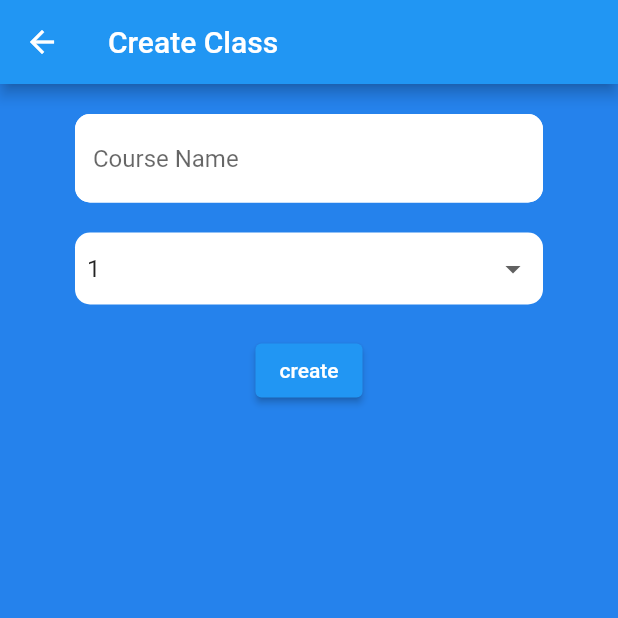
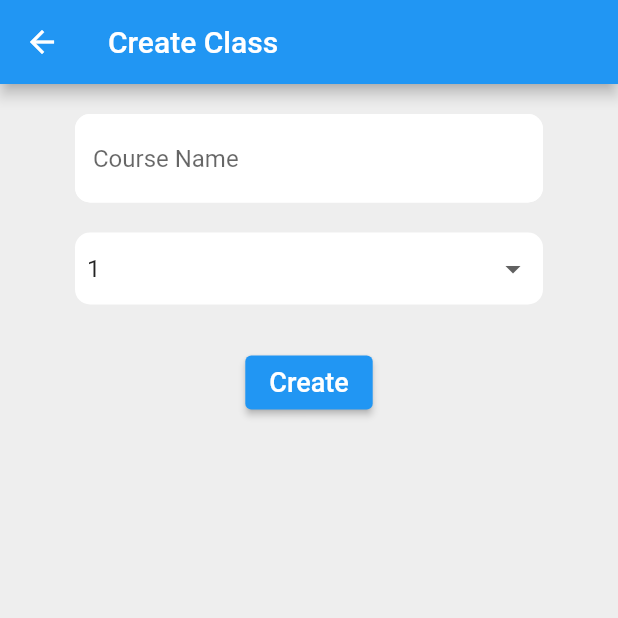
Before and after one commit to kunaldiwakar31/attendence-app, a Flutter app: the CreateClass screen opened directly, on a phone screen of 412 x 824 dp, the top half of it. Run offline on Flutter 3.47's test engine with Material 2 defaults, Android fonts, the light colour scheme and no system bars; our stand-ins replace cloud_firestore, firebase_auth, firebase_core; accounts and stored records are empty.

Commit message:
Modified Create Class

```diff
--- a/lib/createClass.dart
+++ b/lib/createClass.dart
@@ -2,6 +2,7 @@
 
 import 'package:flutter/material.dart';
 import 'DatabaseService.dart';
+import 'package:flutter/services.dart';
 
 class CreateClass extends StatefulWidget {
   final uid;
@@ -13,10 +14,11 @@ class CreateClass extends StatefulWidget {
 
 class _CreateClassState extends State<CreateClass> {
   final _formKey = GlobalKey<FormState>();
-  String course_name = "";
-  String semester = "1";
+  String course_name = '';
+  String semester = '1';
   String name = '';
   final semesters = ["1", "2", "3", "4", "5", "6", "7", "8"];
+  String uid = '';
 
   @override
   Widget build(BuildContext context) {
@@ -24,7 +26,7 @@ class _CreateClassState extends State<CreateClass> {
       appBar: AppBar(
         title: const Text("Create Class"),
       ),
-      backgroundColor: const Color.fromARGB(255, 37, 130, 236),
+      backgroundColor: Colors.grey[200],
       body: SingleChildScrollView(
         child: Container(
           padding: const EdgeInsets.symmetric(horizontal: 50, vertical: 20),
@@ -79,17 +81,63 @@ class _CreateClassState extends State<CreateClass> {
                 const SizedBox(
                   height: 20.0,
                 ),
-                ElevatedButton(
+                Padding(
+                  padding: const EdgeInsets.all(8.0),
+                  child: ElevatedButton(
                     onPressed: () async {
                       if (course_name.isNotEmpty) {
-                      String uid = await DatabaseService(
+                        uid = await DatabaseService(
                                 uid: widget.uid, userType: 'Teacher')
                             .generateCode(course_name, semester, widget.uid);
-                      print(uid);
+                        if (uid != '') {
+                          setState(() {});
+                        }
                       }
                     },
-                  child: const Text('create'),
+                    child: const Text(
+                      'Create',
+                      style: TextStyle(fontSize: 18),
                     ),
+                  ),
+                ),
+                const SizedBox(
+                  height: 30,
+                ),
+                uid != ''
+                    ? uid == 'Class Already Exists'
+                        ? const Text('Class Already Exists!!',
+                            style: TextStyle(color: Colors.red, fontSize: 14))
+                        : Container(
+                            height: 50,
+                            decoration: const BoxDecoration(
+                                borderRadius:
+                                    BorderRadius.all(Radius.circular(10)),
+                                color: Colors.white),
+                            child: Padding(
+                              padding: const EdgeInsets.all(8.0),
+                              child: Row(
+                                children: [
+                                  Expanded(
+                                    flex: 5,
+                                    child: Text(
+                                      uid,
+                                      style: const TextStyle(fontSize: 18),
+                                    ),
+                                  ),
+                                  Expanded(
+                                      flex: 1,
+                                      child: IconButton(
+                                          onPressed: () {
+                                            Clipboard.setData(
+                                                ClipboardData(text: uid));
+                                          },
+                                          icon:
+                                              const Icon(Icons.copy, size: 20)))
+                                ],
+                              ),
+                            ),
+                          )
+                    : const SizedBox()
               ],
             ),
           ),
--- a/lib/main.dart
+++ b/lib/main.dart
@@ -1,3 +1,6 @@
+import 'package:attendence_app/DataStructure.dart';
+import 'package:attendence_app/TeacherHome.dart';
+import 'package:attendence_app/createClass.dart';
 import 'package:attendence_app/login.dart';
 import 'package:attendence_app/register.dart';
 import 'package:flutter/material.dart';
```
Also changed, not shown: lib/DatabaseService.dart (+24 -1 lines). Lines whose indentation alone changed are shown as unchanged.
